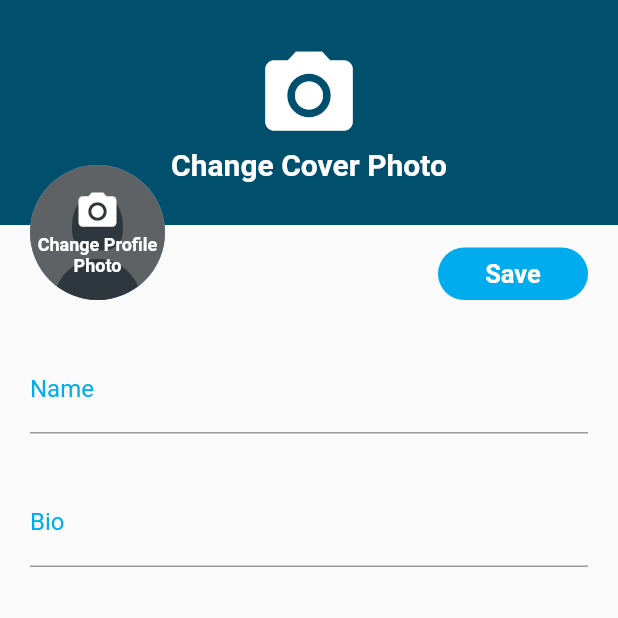
After one commit to MahmoudHesham099/Flutter-Twitter-Clone-Firebase, a Flutter app: the screen it shows once a user with an empty profile is signed in, item 4 of the bottom bar chosen, after a tap on "Edit", on a phone screen of 412 x 824 dp, the top half of it. The commit adds this screen. Run offline on Flutter 3.47's test engine with Material 2 defaults, Android fonts, the phone set to English and light mode, and no system bars; our stand-ins replace cloud_firestore, firebase_auth, firebase_core, firebase_storage, flutter_image_compress, image_picker; accounts and stored records are empty.

Commit message:
edit user profile

```diff
--- a/lib/Constants/Constants.dart
+++ b/lib/Constants/Constants.dart
@@ -1,4 +1,5 @@
 import 'package:cloud_firestore/cloud_firestore.dart';
+import 'package:firebase_storage/firebase_storage.dart';
 import 'package:flutter/cupertino.dart';
 
 const Color KTweeterColor = Color(0xff00acee);
@@ -10,3 +11,5 @@ final usersRef = _fireStore.collection('users');
 final followersRef = _fireStore.collection('followers');
 
 final followingRef = _fireStore.collection('following');
+
+final storageRef = FirebaseStorage.instance.ref();
--- /dev/null
+++ b/lib/Screens/EditProfileScreen.dart
@@ -0,0 +1,278 @@
+import 'dart:io';
+
+import 'package:flutter/cupertino.dart';
+import 'package:flutter/material.dart';
+import 'package:image_picker/image_picker.dart';
+import 'package:twitter/Constants/Constants.dart';
+import 'package:twitter/Models/UserModel.dart';
+import 'package:twitter/Services/DatabaseServices.dart';
+import 'package:twitter/Services/StorageService.dart';
+
+class EditProfileScreen extends StatefulWidget {
+  final UserModel user;
+
+  const EditProfileScreen({Key key, this.user}) : super(key: key);
+  @override
+  _EditProfileScreenState createState() => _EditProfileScreenState();
+}
+
+class _EditProfileScreenState extends State<EditProfileScreen> {
+  String _name;
+  String _bio;
+  File _profileImage;
+  File _coverImage;
+  String _imagePickedType;
+  final _formKey = GlobalKey<FormState>();
+  bool _isLoading = false;
+
+  displayCoverImage() {
+    if (_coverImage == null) {
+      if (widget.user.coverImage.isNotEmpty) {
+        return NetworkImage(widget.user.coverImage);
+      }
+    } else {
+      return FileImage(_coverImage);
+    }
+  }
+
+  displayProfileImage() {
+    if (_profileImage == null) {
+      if (widget.user.profilePicture.isEmpty) {
+        return AssetImage('assets/placeholder.png');
+      } else {
+        return NetworkImage(widget.user.profilePicture);
+      }
+    } else {
+      return FileImage(_profileImage);
+    }
+  }
+
+  saveProfile() async {
+    _formKey.currentState.save();
+    if (_formKey.currentState.validate() && !_isLoading) {
+      setState(() {
+        _isLoading = true;
+      });
+      String profilePictureUrl = '';
+      String coverPictureUrl = '';
+      if (_profileImage == null) {
+        profilePictureUrl = widget.user.profilePicture;
+      } else {
+        profilePictureUrl = await StorageService.uploadProfilePicture(
+            widget.user.profilePicture, _profileImage);
+      }
+      if (_coverImage == null) {
+        coverPictureUrl = widget.user.coverImage;
+      } else {
+        coverPictureUrl = await StorageService.uploadCoverPicture(
+            widget.user.coverImage, _coverImage);
+      }
+      UserModel user = UserModel(
+        id: widget.user.id,
+        name: _name,
+        profilePicture: profilePictureUrl,
+        bio: _bio,
+        coverImage: coverPictureUrl,
+      );
+
+      DatabaseServices.updateUserData(user);
+      Navigator.pop(context);
+    }
+  }
+
+  handleImageFromGallery() async {
+    try {
+      File imageFile = await ImagePicker.pickImage(source: ImageSource.gallery);
+      if (imageFile != null) {
+        if (_imagePickedType == 'profile') {
+          setState(() {
+            _profileImage = imageFile;
+          });
+        } else if (_imagePickedType == 'cover') {
+          setState(() {
+            _coverImage = imageFile;
+          });
+        }
+      }
+    } catch (e) {
+      print(e);
+    }
+  }
+
+  @override
+  void initState() {
+    super.initState();
+    _name = widget.user.name;
+    _bio = widget.user.bio;
+  }
+
+  @override
+  Widget build(BuildContext context) {
+    return Scaffold(
+      body: ListView(
+        physics: const BouncingScrollPhysics(
+            parent: AlwaysScrollableScrollPhysics()),
+        children: [
+          GestureDetector(
+            onTap: () {
+              _imagePickedType = 'cover';
+              handleImageFromGallery();
+            },
+            child: Stack(
+              children: [
+                Container(
+                  height: 150,
+                  decoration: BoxDecoration(
+                    color: KTweeterColor,
+                    image: _coverImage == null && widget.user.coverImage.isEmpty
+                        ? null
+                        : DecorationImage(
+                            fit: BoxFit.cover,
+                            image: displayCoverImage(),
+                          ),
+                  ),
+                ),
+                Container(
+                  height: 150,
+                  color: Colors.black54,
+                  child: Column(
+                    crossAxisAlignment: CrossAxisAlignment.stretch,
+                    mainAxisAlignment: MainAxisAlignment.center,
+                    children: [
+                      Icon(
+                        Icons.camera_alt,
+                        size: 70,
+                        color: Colors.white,
+                      ),
+                      Text(
+                        'Change Cover Photo',
+                        textAlign: TextAlign.center,
+                        style: TextStyle(
+                          color: Colors.white,
+                          fontSize: 20,
+                          fontWeight: FontWeight.bold,
+                        ),
+                      )
+                    ],
+                  ),
+                )
+              ],
+            ),
+          ),
+          Container(
+            transform: Matrix4.translationValues(0, -40, 0),
+            padding: EdgeInsets.symmetric(horizontal: 20),
+            child: Column(
+              children: [
+                Row(
+                  mainAxisAlignment: MainAxisAlignment.spaceBetween,
+                  crossAxisAlignment: CrossAxisAlignment.end,
+                  children: [
+                    GestureDetector(
+                      onTap: () {
+                        _imagePickedType = 'profile';
+                        handleImageFromGallery();
+                      },
+                      child: Stack(
+                        children: [
+                          CircleAvatar(
+                            radius: 45,
+                            backgroundImage: displayProfileImage(),
+                          ),
+                          CircleAvatar(
+                            radius: 45,
+                            backgroundColor: Colors.black54,
+                            child: Column(
+                              mainAxisAlignment: MainAxisAlignment.center,
+                              crossAxisAlignment: CrossAxisAlignment.stretch,
+                              children: [
+                                Icon(
+                                  Icons.camera_alt,
+                                  size: 30,
+                                  color: Colors.white,
+                                ),
+                                Text(
+                                  'Change Profile Photo',
+                                  textAlign: TextAlign.center,
+                                  style: TextStyle(
+                                    color: Colors.white,
+                                    fontSize: 12,
+                                    fontWeight: FontWeight.bold,
+                                  ),
+                                )
+                              ],
+                            ),
+                          )
+                        ],
+                      ),
+                    ),
+                    GestureDetector(
+                      onTap: saveProfile,
+                      child: Container(
+                        width: 100,
+                        height: 35,
+                        padding: EdgeInsets.symmetric(horizontal: 10),
+                        decoration: BoxDecoration(
+                          borderRadius: BorderRadius.circular(20),
+                          color: KTweeterColor,
+                        ),
+                        child: Center(
+                          child: Text(
+                            'Save',
+                            style: TextStyle(
+                              fontSize: 17,
+                              color: Colors.white,
+                              fontWeight: FontWeight.bold,
+                            ),
+                          ),
+                        ),
+                      ),
+                    )
+                  ],
+                ),
+                Form(
+                    key: _formKey,
+                    child: Column(
+                      children: [
+                        SizedBox(height: 30),
+                        TextFormField(
+                          initialValue: _name,
+                          decoration: InputDecoration(
+                            labelText: 'Name',
+                            labelStyle: TextStyle(color: KTweeterColor),
+                          ),
+                          validator: (input) => input.trim().length < 2
+                              ? 'please enter valid name'
+                              : null,
+                          onSaved: (value) {
+                            _name = value;
+                          },
+                        ),
+                        SizedBox(height: 30),
+                        TextFormField(
+                          initialValue: _bio,
+                          decoration: InputDecoration(
+                            labelText: 'Bio',
+                            labelStyle: TextStyle(color: KTweeterColor),
+                          ),
+                          onSaved: (value) {
+                            _bio = value;
+                          },
+                        ),
+                        SizedBox(height: 30),
+                        _isLoading
+                            ? CircularProgressIndicator(
+                                valueColor:
+                                    AlwaysStoppedAnimation(KTweeterColor),
+                              )
+                            : SizedBox.shrink()
+                      ],
+                    )),
+              ],
+            ),
+          )
+        ],
+      ),
+    );
+  }
+}
--- a/lib/Screens/ProfileScreen.dart
+++ b/lib/Screens/ProfileScreen.dart
@@ -2,6 +2,7 @@ import 'package:flutter/cupertino.dart';
 import 'package:flutter/material.dart';
 import 'package:twitter/Constants/Constants.dart';
 import 'package:twitter/Models/UserModel.dart';
+import 'package:twitter/Screens/EditProfileScreen.dart';
 import 'package:twitter/Services/DatabaseServices.dart';
 
 class ProfileScreen extends StatefulWidget {
@@ -174,7 +175,19 @@ class _ProfileScreenState extends State<ProfileScreen> {
                                 ? AssetImage('assets/placeholder.png')
                                 : NetworkImage(userModel.profilePicture),
                           ),
-                          Container(
+                          GestureDetector(
+                            onTap: () async {
+                              await Navigator.push(
+                                context,
+                                MaterialPageRoute(
+                                  builder: (context) => EditProfileScreen(
+                                    user: userModel,
+                                  ),
+                                ),
+                              );
+                              setState(() {});
+                            },
+                            child: Container(
                               width: 100,
                               height: 35,
                               padding: EdgeInsets.symmetric(horizontal: 10),
@@ -190,6 +203,7 @@ class _ProfileScreenState extends State<ProfileScreen> {
                                     fontSize: 17,
                                     color: KTweeterColor,
                                     fontWeight: FontWeight.bold,
+                                  ),
                                 ),
                               ),
                             ),
--- a/lib/Services/DatabaseServices.dart
+++ b/lib/Services/DatabaseServices.dart
@@ -1,5 +1,6 @@
 import 'package:cloud_firestore/cloud_firestore.dart';
 import 'package:twitter/Constants/Constants.dart';
+import 'package:twitter/Models/UserModel.dart';
 
 class DatabaseServices {
   static Future<int> followersNum(String userId) async {
@@ -13,4 +14,13 @@ class DatabaseServices {
         await followingRef.doc(userId).collection('userFollowing').get();
     return followingSnapshot.docs.length;
   }
+
+  static void updateUserData(UserModel user) {
+    usersRef.doc(user.id).update({
+      'name': user.name,
+      'bio': user.bio,
+      'profilePicture': user.profilePicture,
+      'coverImage': user.coverImage,
+    });
+  }
 }
--- a/pubspec.yaml
+++ b/pubspec.yaml
@@ -31,6 +31,11 @@ dependencies:
   firebase_core:
   cloud_firestore:
   firebase_auth:
+  image_picker:
+  firebase_storage:
+  flutter_image_compress:
+  path_provider:
+  uuid:
 
 dev_dependencies:
   flutter_test:
```
Also changed, not shown: lib/Services/StorageService.dart (added, +52 -0 lines), pubspec.lock. Lines whose indentation alone changed are shown as unchanged.
